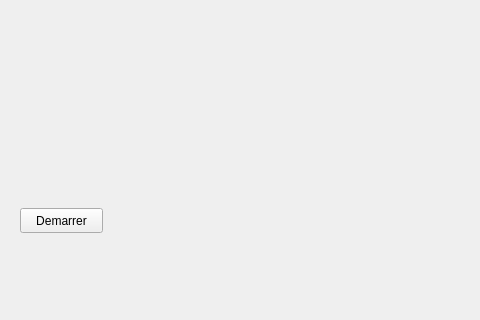
First picture: the form in pong.ui, repository Sassinak/cll12-Pong, before the edit; both pictures show x 0 to 480 and y 399 to 719 of the 1049 by 719 pixel window.
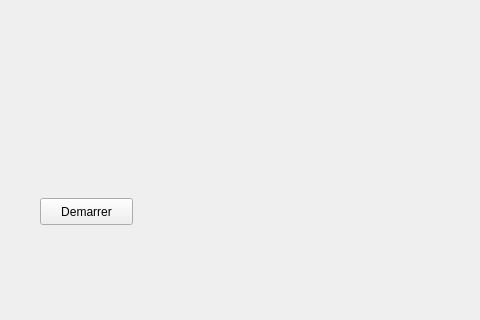
Second picture: the form after the edit.

What changed in the file:
```diff
--- a/pong.ui
+++ b/pong.ui
@@ -17,10 +17,10 @@
    <widget class="QPushButton" name="btnStart">
     <property name="geometry">
      <rect>
-      <x>20</x>
-      <y>590</y>
-      <width>83</width>
-      <height>25</height>
+      <x>40</x>
+      <y>580</y>
+      <width>93</width>
+      <height>27</height>
      </rect>
     </property>
     <property name="text">
```
